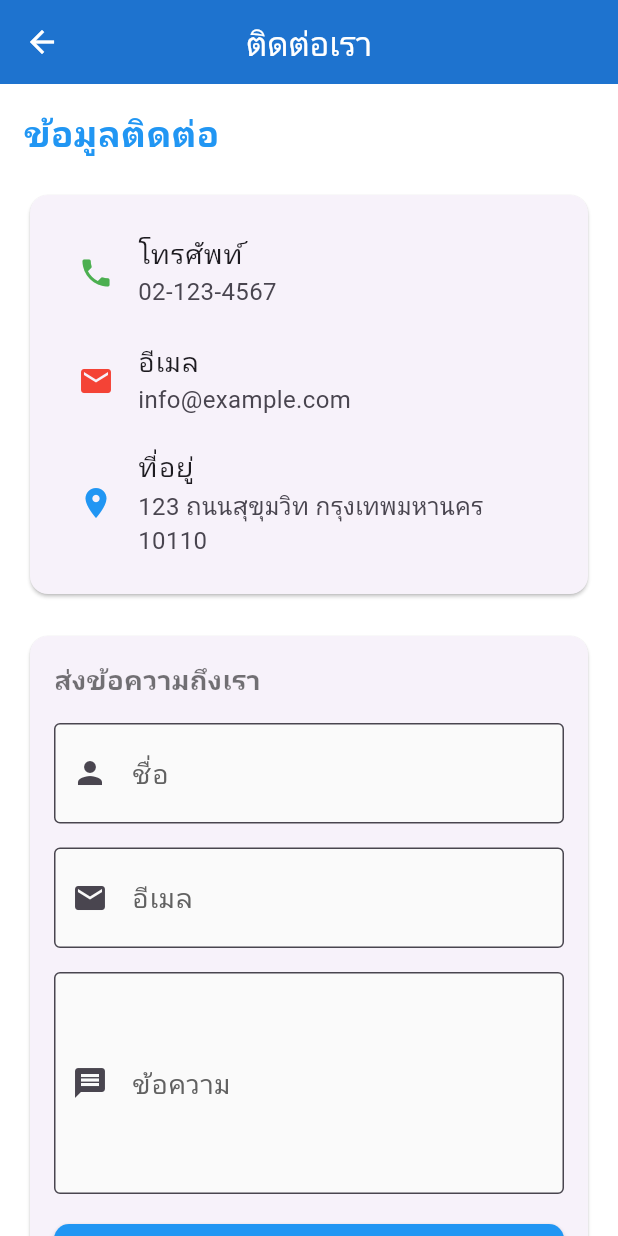
After one commit to Non2412/Transaction_API, a Flutter app: the ContactScreen screen opened by its route, on a phone screen of 412 x 824 dp. The commit adds this screen. Run offline on Flutter 3.47's test engine with Material 3 defaults, Android fonts, the phone set to English and light mode, and no system bars; our stand-ins replace get, hive; accounts and stored records are empty.

Commit message:
create contact

```diff
--- a/lib/routes/app_pages.dart
+++ b/lib/routes/app_pages.dart
@@ -6,6 +6,8 @@ import '../screens/login.dart';
 import '../screens/regis.dart';
 import '../screens/forget_pass.dart';
 import '../screens/home.dart';
+// ignore: unused_import
+import '../screens/contact_screen.dart';
 
 class AppPages {
   AppPages._();
@@ -58,5 +60,9 @@ class AppPages {
       transitionDuration: const Duration(milliseconds: 300),
     ),
     */
+    GetPage(
+  name: AppRoutes.contact,
+  page: () => const ContactScreen(),
+),
   ];
 }
--- a/lib/routes/app_routes.dart
+++ b/lib/routes/app_routes.dart
@@ -1,3 +1,5 @@
+// ignore: unused_import
+import '../screens/contact_screen.dart';
 abstract class AppRoutes {
   AppRoutes._();
 
@@ -8,6 +10,7 @@ abstract class AppRoutes {
   static const forgetPassword = '/forget-password';
   static const home = '/home'; // สำหรับในอนาคต
   static const profile = '/profile'; // สำหรับในอนาคต
+  static const contact = '/contact'; // เพิ่ม route สำหรับ Contact Screen
 
   // Helper methods สำหรับการนำทาง
   static String getSplashRoute() => splash;
@@ -16,4 +19,5 @@ abstract class AppRoutes {
   static String getForgetPasswordRoute() => forgetPassword;
   static String getHomeRoute() => home;
   static String getProfileRoute() => profile;
+  static String getContactRoute() => contact;
 }
--- /dev/null
+++ b/lib/screens/contact_screen.dart
@@ -0,0 +1,196 @@
+import 'package:flutter/material.dart';
+import 'package:get/get.dart';
+
+class ContactScreen extends StatelessWidget {
+  const ContactScreen({super.key});
+
+  @override
+  Widget build(BuildContext context) {
+    return Scaffold(
+      appBar: AppBar(
+        title: const Text('ติดต่อเรา'),
+        backgroundColor: Theme.of(context).primaryColor,
+      ),
+      body: const SingleChildScrollView(
+        padding: EdgeInsets.all(16.0),
+        child: Column(
+          crossAxisAlignment: CrossAxisAlignment.start,
+          children: [
+            Text(
+              'ข้อมูลติดต่อ',
+              style: TextStyle(
+                fontSize: 24,
+                fontWeight: FontWeight.bold,
+                color: Colors.blue,
+              ),
+            ),
+            SizedBox(height: 20),
+
+            // ข้อมูลติดต่อ
+            ContactInfoCard(),
+
+            SizedBox(height: 20),
+
+            // ฟอร์มติดต่อ
+            ContactForm(),
+          ],
+        ),
+      ),
+    );
+  }
+}
+
+// Widget สำหรับแสดงข้อมูลติดต่อ
+class ContactInfoCard extends StatelessWidget {
+  const ContactInfoCard({super.key});
+
+  @override
+  Widget build(BuildContext context) {
+    return Card(
+      child: Padding(
+        padding: const EdgeInsets.all(16.0),
+        child: Column(
+          children: [
+            ListTile(
+              leading: const Icon(Icons.phone, color: Colors.green),
+              title: const Text('โทรศัพท์'),
+              subtitle: const Text('02-123-4567'),
+            ),
+            ListTile(
+              leading: const Icon(Icons.email, color: Colors.red),
+              title: const Text('อีเมล'),
+              subtitle: const Text('info@example.com'),
+            ),
+            ListTile(
+              leading: const Icon(Icons.location_on, color: Colors.blue),
+              title: const Text('ที่อยู่'),
+              subtitle: const Text('123 ถนนสุขุมวิท กรุงเทพมหานคร 10110'),
+            ),
+          ],
+        ),
+      ),
+    );
+  }
+}
+
+// Widget สำหรับฟอร์มติดต่อ
+class ContactForm extends StatefulWidget {
+  const ContactForm({super.key});
+
+  @override
+  State<ContactForm> createState() => _ContactFormState();
+}
+
+class _ContactFormState extends State<ContactForm> {
+  final _formKey = GlobalKey<FormState>();
+  final _nameController = TextEditingController();
+  final _emailController = TextEditingController();
+  final _messageController = TextEditingController();
+
+  @override
+  Widget build(BuildContext context) {
+    return Card(
+      child: Padding(
+        padding: const EdgeInsets.all(16.0),
+        child: Form(
+          key: _formKey,
+          child: Column(
+            crossAxisAlignment: CrossAxisAlignment.start,
+            children: [
+              const Text(
+                'ส่งข้อความถึงเรา',
+                style: TextStyle(
+                  fontSize: 18,
+                  fontWeight: FontWeight.bold,
+                ),
+              ),
+              const SizedBox(height: 16),
+
+              TextFormField(
+                controller: _nameController,
+                decoration: const InputDecoration(
+                  labelText: 'ชื่อ',
+                  border: OutlineInputBorder(),
+                  prefixIcon: Icon(Icons.person),
+                ),
+                validator: (value) {
+                  if (value == null || value.isEmpty) {
+                    return 'กรุณากรอกชื่อ';
+                  }
+                  return null;
+                },
+              ),
+              const SizedBox(height: 16),
+
+              TextFormField(
+                controller: _emailController,
+                decoration: const InputDecoration(
+                  labelText: 'อีเมล',
+                  border: OutlineInputBorder(),
+                  prefixIcon: Icon(Icons.email),
+                ),
+                validator: (value) {
+                  if (value == null || value.isEmpty) {
+                    return 'กรุณากรอกอีเมล';
+                  }
+                  if (!GetUtils.isEmail(value)) {
+                    return 'รูปแบบอีเมลไม่ถูกต้อง';
+                  }
+                  return null;
+                },
+              ),
+              const SizedBox(height: 16),
+
+              TextFormField(
+                controller: _messageController,
+                maxLines: 4,
+                decoration: const InputDecoration(
+                  labelText: 'ข้อความ',
+                  border: OutlineInputBorder(),
+                  prefixIcon: Icon(Icons.message),
+                ),
+                validator: (value) {
+                  if (value == null || value.isEmpty) {
+                    return 'กรุณากรอกข้อความ';
+                  }
+                  return null;
+                },
+              ),
+              const SizedBox(height: 20),
+
+              SizedBox(
+                width: double.infinity,
+                child: ElevatedButton(
+                  onPressed: () {
+                    if (_formKey.currentState!.validate()) {
+                      // ส่งข้อมูล
+                      Get.snackbar(
+                        'สำเร็จ',
+                        'ส่งข้อความเรียบร้อยแล้ว',
+                        snackPosition: SnackPosition.BOTTOM,
+                      );
+
+                      // ล้างฟอร์ม
+                      _nameController.clear();
+                      _emailController.clear();
+                      _messageController.clear();
+                    }
+                  },
+                  child: const Text('ส่งข้อความ'),
+                ),
+              ),
+            ],
+          ),
+        ),
+      ),
+    );
+  }
+
+  @override
+  void dispose() {
+    _nameController.dispose();
+    _emailController.dispose();
+    _messageController.dispose();
+    super.dispose();
+  }
+}
```
